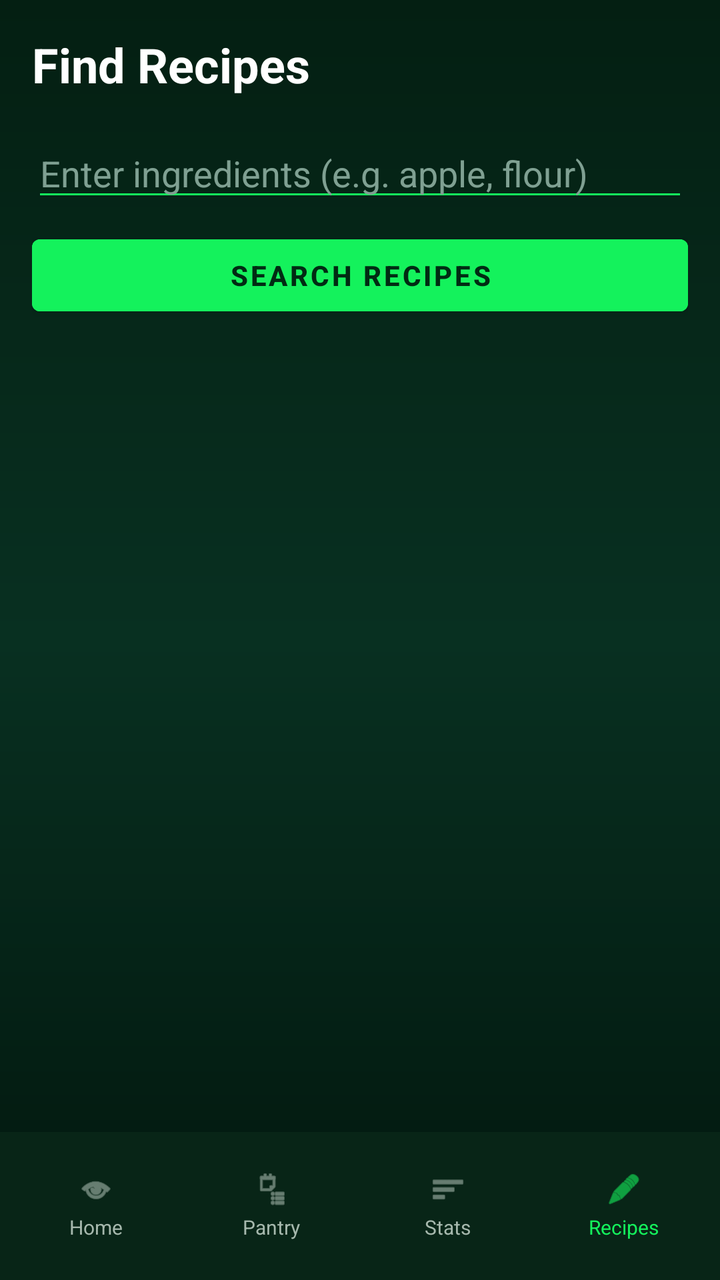
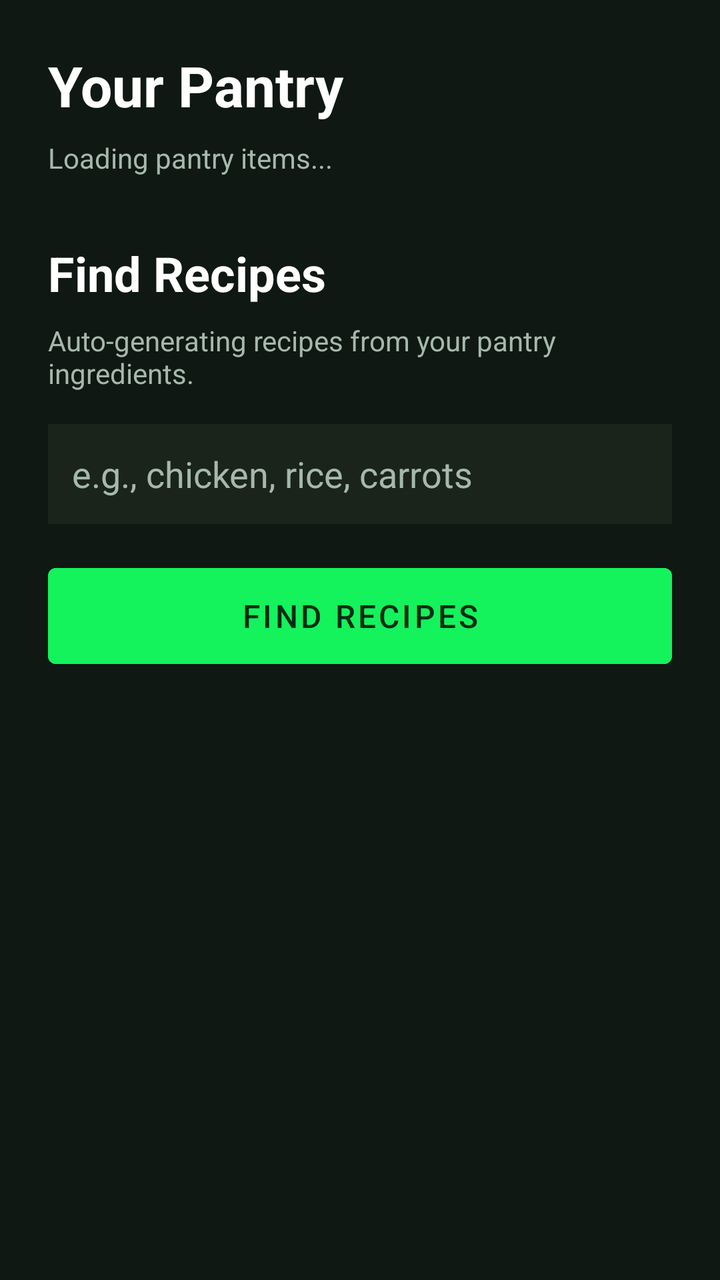

Two renders of the same Android screen: before a commit and after it. Below are the layout's source before the change and the commit's diff.
<!-- AndroidManifest.xml: application theme Theme.MobileGroup -->
<!-- res/layout/activity_main.xml -->
<?xml version="1.0" encoding="utf-8"?>
<LinearLayout xmlns:android="http://schemas.android.com/apk/res/android"
    xmlns:app="http://schemas.android.com/apk/res-auto"
    android:layout_width="match_parent"
    android:layout_height="match_parent"
    android:orientation="vertical"
    android:background="@drawable/bg_dashboard">

    
    <LinearLayout
        android:layout_width="match_parent"
        android:layout_height="0dp"
        android:layout_weight="1"
        android:orientation="vertical"
        android:padding="16dp">

        <TextView
            android:layout_width="wrap_content"
            android:layout_height="wrap_content"
            android:text="Find Recipes"
            android:textColor="#FFFFFF"
            android:textSize="24sp"
            android:textStyle="bold"
            android:layout_marginBottom="16dp"/>

        <EditText
            android:id="@+id/editText_ingredients"
            android:layout_width="match_parent"
            android:layout_height="wrap_content"
            android:hint="Enter ingredients (e.g. apple, flour)"
            android:textColor="#FFFFFF"
            android:textColorHint="#7FA092"
            android:backgroundTint="#14F25C"/>

        <Button
            android:id="@+id/button_search_recipes"
            android:layout_width="match_parent"
            android:layout_height="wrap_content"
            android:layout_marginTop="8dp"
            android:text="Search Recipes"
            android:backgroundTint="#14F25C"
            android:textColor="#012B13"
            android:textStyle="bold"/>

        <ProgressBar
            android:id="@+id/progressBar_loading"
            android:layout_width="wrap_content"
            android:layout_height="wrap_content"
            android:layout_gravity="center"
            android:visibility="gone"
            android:indeterminateTint="#14F25C"
            android:layout_marginTop="16dp"/>

        <androidx.recyclerview.widget.RecyclerView
            android:id="@+id/recyclerView_recipes"
            android:layout_width="match_parent"
            android:layout_height="match_parent"
            android:layout_marginTop="16dp"
            android:clipToPadding="false"/>
    </LinearLayout>

    
    <LinearLayout
        android:layout_width="match_parent"
        android:layout_height="74dp"
        android:background="#082517"
        android:gravity="center"
        android:orientation="horizontal"
        android:paddingStart="4dp"
        android:paddingEnd="4dp"
        android:weightSum="4">

        <LinearLayout
            android:id="@+id/navHome"
            android:layout_width="0dp"
            android:layout_height="wrap_content"
            android:layout_weight="1"
            android:gravity="center"
            android:orientation="vertical">

            <ImageView
                android:layout_width="18dp"
                android:layout_height="18dp"
                android:src="@android:drawable/ic_menu_view"
                app:tint="#A6B8AD" />

            <TextView
                android:layout_width="wrap_content"
                android:layout_height="wrap_content"
                android:layout_marginTop="3dp"
                android:text="Home"
                android:textColor="#A6B8AD"
                android:textSize="10sp" />
        </LinearLayout>

        <LinearLayout
            android:id="@+id/navPantry"
            android:layout_width="0dp"
            android:layout_height="wrap_content"
            android:layout_weight="1"
            android:gravity="center"
            android:orientation="vertical">

            <ImageView
                android:layout_width="18dp"
                android:layout_height="18dp"
                android:src="@android:drawable/ic_menu_agenda"
                app:tint="#A6B8AD" />

            <TextView
                android:layout_width="wrap_content"
                android:layout_height="wrap_content"
                android:layout_marginTop="3dp"
                android:text="Pantry"
                android:textColor="#A6B8AD"
                android:textSize="10sp" />
        </LinearLayout>



        <LinearLayout
            android:id="@+id/navStats"
            android:layout_width="0dp"
            android:layout_height="wrap_content"
            android:layout_weight="1"
            android:gravity="center"
            android:orientation="vertical">

            <ImageView
                android:layout_width="18dp"
                android:layout_height="18dp"
                android:src="@android:drawable/ic_menu_sort_by_size"
                app:tint="#A6B8AD" />

            <TextView
                android:layout_width="wrap_content"
                android:layout_height="wrap_content"
                android:layout_marginTop="3dp"
                android:text="Stats"
                android:textColor="#A6B8AD"
                android:textSize="10sp" />
        </LinearLayout>

        <LinearLayout
            android:id="@+id/navRecipes"
            android:layout_width="0dp"
            android:layout_height="wrap_content"
            android:layout_weight="1"
            android:gravity="center"
            android:orientation="vertical">

            <ImageView
                android:layout_width="18dp"
                android:layout_height="18dp"
                android:src="@android:drawable/ic_menu_edit"
                app:tint="#14F25C" />

            <TextView
                android:layout_width="wrap_content"
                android:layout_height="wrap_content"
                android:layout_marginTop="3dp"
                android:text="Recipes"
                android:textColor="#14F25C"
                android:textSize="10sp" />
        </LinearLayout>
    </LinearLayout>

</LinearLayout>
<!-- resources referenced by this layout -->
<resources>
  <!-- drawable bg_dashboard (drawable) -->
  <?xml version="1.0" encoding="utf-8"?>
  <shape xmlns:android="http://schemas.android.com/apk/res/android" android:shape="rectangle">
      <gradient
          android:angle="270"
          android:startColor="#041F12"
          android:centerColor="#083021"
          android:endColor="#02160D" />
  </shape>
  <style name="Theme.MobileGroup" parent="Theme.MaterialComponents.NoActionBar">
          
          <item name="colorPrimary">@color/green_primary</item>
          <item name="colorPrimaryVariant">@color/green_dark</item>
          <item name="colorOnPrimary">@color/background</item>
          <item name="colorSecondary">@color/green_button</item>
          <item name="colorOnSecondary">@color/background</item>
          <item name="android:colorBackground">@color/background</item>
          <item name="colorSurface">@color/surface</item>
          <item name="colorOnSurface">@color/text_primary</item>
  
          
          <item name="android:statusBarColor">@color/background</item>
          <item name="android:navigationBarColor">@color/surface</item>
          <item name="android:windowLightStatusBar">false</item>
  
          
          <item name="android:editTextColor">@color/text_primary</item>
          <item name="android:textColorHint">@color/text_hint</item>
          <item name="colorControlNormal">@color/green_dim</item>
          <item name="colorControlActivated">@color/green_primary</item>
  
          
          <item name="materialAlertDialogTheme">@style/Theme.MobileGroup.AlertDialog</item>
      </style>
  <color name="green_primary">#4ADE80</color>
  <color name="green_dark">#166534</color>
  <color name="background">#0F1C0F</color>
  <color name="green_button">#22C55E</color>
  <color name="surface">#1A2E1A</color>
  <color name="text_primary">#FFFFFF</color>
  <color name="text_hint">#4D7A4D</color>
  <color name="green_dim">#2D4A2D</color>
  <style name="Theme.MobileGroup.AlertDialog" parent="ThemeOverlay.MaterialComponents.MaterialAlertDialog">
          <item name="android:background">@color/surface</item>
          <item name="colorOnSurface">@color/text_primary</item>
          <item name="colorPrimary">@color/green_primary</item>
      </style>
</resources>

<!-- the commit's change to res/layout/activity_main.xml (unified diff, before → after) -->
@@ -1,168 +1,89 @@
 <?xml version="1.0" encoding="utf-8"?>
 <LinearLayout xmlns:android="http://schemas.android.com/apk/res/android"
-    xmlns:app="http://schemas.android.com/apk/res-auto"
+    xmlns:tools="http://schemas.android.com/tools"
+    android:id="@+id/main"
     android:layout_width="match_parent"
     android:layout_height="match_parent"
     android:orientation="vertical"
-    android:background="@drawable/bg_dashboard">
+    android:padding="24dp"
+    android:background="#101813"
+    tools:context=".MainActivity">
 
-    
-    <LinearLayout
+    <TextView
         android:layout_width="match_parent"
-        android:layout_height="0dp"
-        android:layout_weight="1"
-        android:orientation="vertical"
-        android:padding="16dp">
+        android:layout_height="wrap_content"
+        android:text="Your Pantry"
+        android:textSize="28sp"
+        android:textStyle="bold"
+        android:textColor="#FFFFFF"
+        android:layout_marginBottom="8dp" />
 
-        <TextView
-            android:layout_width="wrap_content"
-            android:layout_height="wrap_content"
-            android:text="Find Recipes"
-            android:textColor="#FFFFFF"
-            android:textSize="24sp"
-            android:textStyle="bold"
-            android:layout_marginBottom="16dp"/>
+    <TextView
+        android:id="@+id/tv_pantry_status"
+        android:layout_width="match_parent"
+        android:layout_height="wrap_content"
+        android:text="Loading pantry items..."
+        android:textSize="14sp"
+        android:textColor="#A6B8AD"
+        android:layout_marginBottom="8dp" />
 
-        <EditText
-            android:id="@+id/editText_ingredients"
-            android:layout_width="match_parent"
-            android:layout_height="wrap_content"
-            android:hint="Enter ingredients (e.g. apple, flour)"
-            android:textColor="#FFFFFF"
-            android:textColorHint="#7FA092"
-            android:backgroundTint="#14F25C"/>
+    <androidx.recyclerview.widget.RecyclerView
+        android:id="@+id/recyclerView_pantry"
+        android:layout_width="match_parent"
+        android:layout_height="wrap_content"
+        android:layout_marginBottom="24dp"
+        android:orientation="horizontal" />
 
-        <Button
-            android:id="@+id/button_search_recipes"
-            android:layout_width="match_parent"
-            android:layout_height="wrap_content"
-            android:layout_marginTop="8dp"
-            android:text="Search Recipes"
-            android:backgroundTint="#14F25C"
-            android:textColor="#012B13"
-            android:textStyle="bold"/>
+    <TextView
+        android:layout_width="match_parent"
+        android:layout_height="wrap_content"
+        android:text="Find Recipes"
+        android:textSize="24sp"
+        android:textStyle="bold"
+        android:textColor="#FFFFFF"
+        android:layout_marginBottom="8dp" />
 
-        <ProgressBar
-            android:id="@+id/progressBar_loading"
-            android:layout_width="wrap_content"
-            android:layout_height="wrap_content"
-            android:layout_gravity="center"
-            android:visibility="gone"
-            android:indeterminateTint="#14F25C"
-            android:layout_marginTop="16dp"/>
+    <TextView
+        android:layout_width="match_parent"
+        android:layout_height="wrap_content"
+        android:text="Auto-generating recipes from your pantry ingredients."
+        android:textSize="14sp"
+        android:textColor="#A6B8AD"
+        android:layout_marginBottom="16dp" />
 
-        <androidx.recyclerview.widget.RecyclerView
-            android:id="@+id/recyclerView_recipes"
-            android:layout_width="match_parent"
-            android:layout_height="match_parent"
-            android:layout_marginTop="16dp"
-            android:clipToPadding="false"/>
-    </LinearLayout>
+    <EditText
+        android:id="@+id/editText_ingredients"
+        android:layout_width="match_parent"
+        android:layout_height="50dp"
+        android:background="#1A241B"
+        android:textColor="#FFFFFF"
+        android:textColorHint="#A6B8AD"
+        android:hint="e.g., chicken, rice, carrots"
+        android:padding="12dp"
+        android:inputType="text"
+        android:layout_marginBottom="16dp" />
 
-    
-    <LinearLayout
+    <Button
+        android:id="@+id/button_search_recipes"
         android:layout_width="match_parent"
-        android:layout_height="74dp"
-        android:background="#082517"
-        android:gravity="center"
-        android:orientation="horizontal"
-        android:paddingStart="4dp"
-        android:paddingEnd="4dp"
-        android:weightSum="4">
+        android:layout_height="60dp"
+        android:text="Find Recipes"
+        android:textSize="16sp"
+        android:layout_marginBottom="16dp"
+        android:textColor="#012B13"
+        android:backgroundTint="#14F25C" />
 
-        <LinearLayout
-            android:id="@+id/navHome"
-            android:layout_width="0dp"
-            android:layout_height="wrap_content"
-            android:layout_weight="1"
-            android:gravity="center"
-            android:orientation="vertical">
+    <ProgressBar
+        android:id="@+id/progressBar_loading"
+        android:layout_width="wrap_content"
+        android:layout_height="wrap_content"
+        android:layout_gravity="center"
+        android:visibility="gone" />
 
-            <ImageView
-                android:layout_width="18dp"
-                android:layout_height="18dp"
-                android:src="@android:drawable/ic_menu_view"
-                app:tint="#A6B8AD" />
-
-            <TextView
-                android:layout_width="wrap_content"
-                android:layout_height="wrap_content"
-                android:layout_marginTop="3dp"
-                android:text="Home"
-                android:textColor="#A6B8AD"
-                android:textSize="10sp" />
-        </LinearLayout>
-
-        <LinearLayout
-            android:id="@+id/navPantry"
-            android:layout_width="0dp"
-            android:layout_height="wrap_content"
-            android:layout_weight="1"
-            android:gravity="center"
-            android:orientation="vertical">
-
-            <ImageView
-                android:layout_width="18dp"
-                android:layout_height="18dp"
-                android:src="@android:drawable/ic_menu_agenda"
-                app:tint="#A6B8AD" />
-
-            <TextView
-                android:layout_width="wrap_content"
-                android:layout_height="wrap_content"
-                android:layout_marginTop="3dp"
-                android:text="Pantry"
-                android:textColor="#A6B8AD"
-                android:textSize="10sp" />
-        </LinearLayout>
-
-
-
-        <LinearLayout
-            android:id="@+id/navStats"
-            android:layout_width="0dp"
-            android:layout_height="wrap_content"
-            android:layout_weight="1"
-            android:gravity="center"
-            android:orientation="vertical">
-
-            <ImageView
-                android:layout_width="18dp"
-                android:layout_height="18dp"
-                android:src="@android:drawable/ic_menu_sort_by_size"
-                app:tint="#A6B8AD" />
-
-            <TextView
-                android:layout_width="wrap_content"
-                android:layout_height="wrap_content"
-                android:layout_marginTop="3dp"
-                android:text="Stats"
-                android:textColor="#A6B8AD"
-                android:textSize="10sp" />
-        </LinearLayout>
-
-        <LinearLayout
-            android:id="@+id/navRecipes"
-            android:layout_width="0dp"
-            android:layout_height="wrap_content"
-            android:layout_weight="1"
-            android:gravity="center"
-            android:orientation="vertical">
-
-            <ImageView
-                android:layout_width="18dp"
-                android:layout_height="18dp"
-                android:src="@android:drawable/ic_menu_edit"
-                app:tint="#14F25C" />
-
-            <TextView
-                android:layout_width="wrap_content"
-                android:layout_height="wrap_content"
-                android:layout_marginTop="3dp"
-                android:text="Recipes"
-                android:textColor="#14F25C"
-                android:textSize="10sp" />
-        </LinearLayout>
-    </LinearLayout>
+    <androidx.recyclerview.widget.RecyclerView
+        android:id="@+id/recyclerView_recipes"
+        android:layout_width="match_parent"
+        android:layout_height="match_parent"
+        android:layout_marginTop="8dp" />
 
 </LinearLayout>
<!-- resource entries referenced after the edit -->
@@ -1,14 +1,5 @@
 <!-- resources referenced by this layout -->
 <resources>
-  <!-- drawable bg_dashboard (drawable) -->
-  <?xml version="1.0" encoding="utf-8"?>
-  <shape xmlns:android="http://schemas.android.com/apk/res/android" android:shape="rectangle">
-      <gradient
-          android:angle="270"
-          android:startColor="#041F12"
-          android:centerColor="#083021"
-          android:endColor="#02160D" />
-  </shape>
   <style name="Theme.MobileGroup" parent="Theme.MaterialComponents.NoActionBar">
           
           <item name="colorPrimary">@color/green_primary</item>
